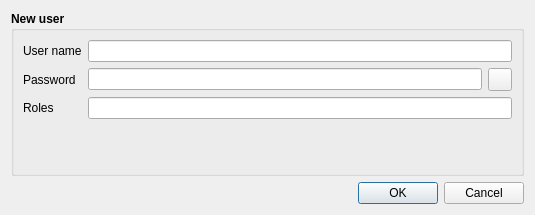
The window that src/dlgaddedituser.ui (syyyr/shvspy) describes before a commit, drawn with Qt 5.
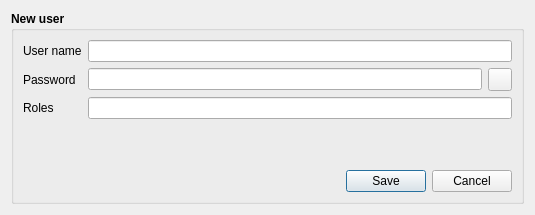
The same window after the commit. Icons and pictures are not drawn.

Patch:
```diff
--- a/src/dlgaddedituser.ui
+++ b/src/dlgaddedituser.ui
@@ -154,17 +154,23 @@
         </property>
        </widget>
       </item>
-     </layout>
-    </widget>
-   </item>
    <item>
     <widget class="QDialogButtonBox" name="buttonBox">
+        <property name="font">
+         <font>
+          <weight>50</weight>
+          <bold>false</bold>
+         </font>
+        </property>
      <property name="orientation">
       <enum>Qt::Horizontal</enum>
      </property>
      <property name="standardButtons">
-      <set>QDialogButtonBox::Cancel|QDialogButtonBox::Ok</set>
-     </property>
+         <set>QDialogButtonBox::Cancel|QDialogButtonBox::Save</set>
+        </property>
+       </widget>
+      </item>
+     </layout>
     </widget>
    </item>
   </layout>
```
Lines whose indentation alone changed are shown as unchanged.
